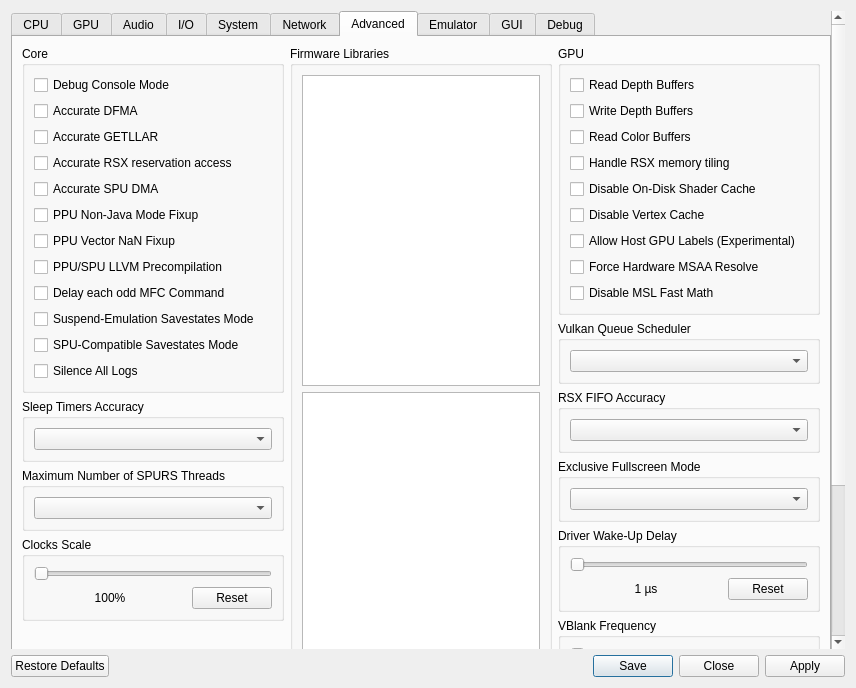
The window that rpcs3/rpcs3qt/settings_dialog.ui (RPCS3/rpcs3) describes before a commit, drawn with Qt 5.
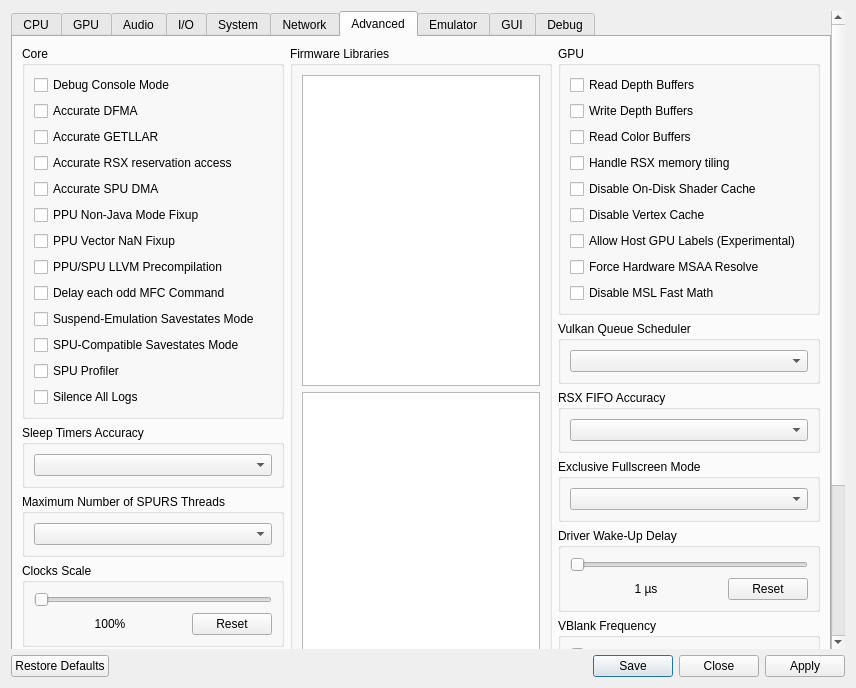
The same window after the commit. The open tabs and pages were chosen to show the change. Icons and pictures are not drawn.

Commit message: Add SPU Profiler to GUI

Diff of the .ui file:
```diff
--- a/rpcs3/rpcs3qt/settings_dialog.ui
+++ b/rpcs3/rpcs3qt/settings_dialog.ui
@@ -2440,6 +2440,13 @@
                  </property>
                 </widget>
                </item>
+               <item>
+                <widget class="QCheckBox" name="spuProfiler">
+                 <property name="text">
+                  <string>SPU Profiler</string>
+                 </property>
+                </widget>
+               </item>
                <item>
                 <widget class="QCheckBox" name="silenceAllLogs">
                  <property name="text">
```
The commit also changes 4 other files.
